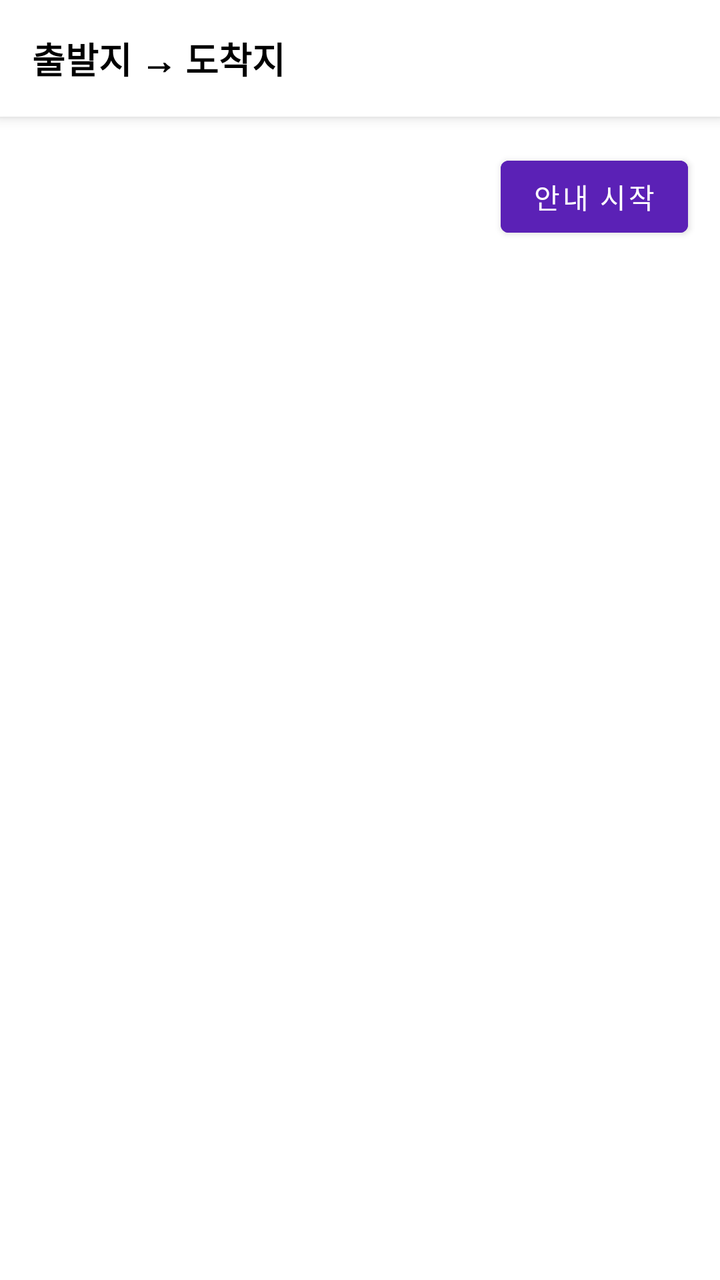
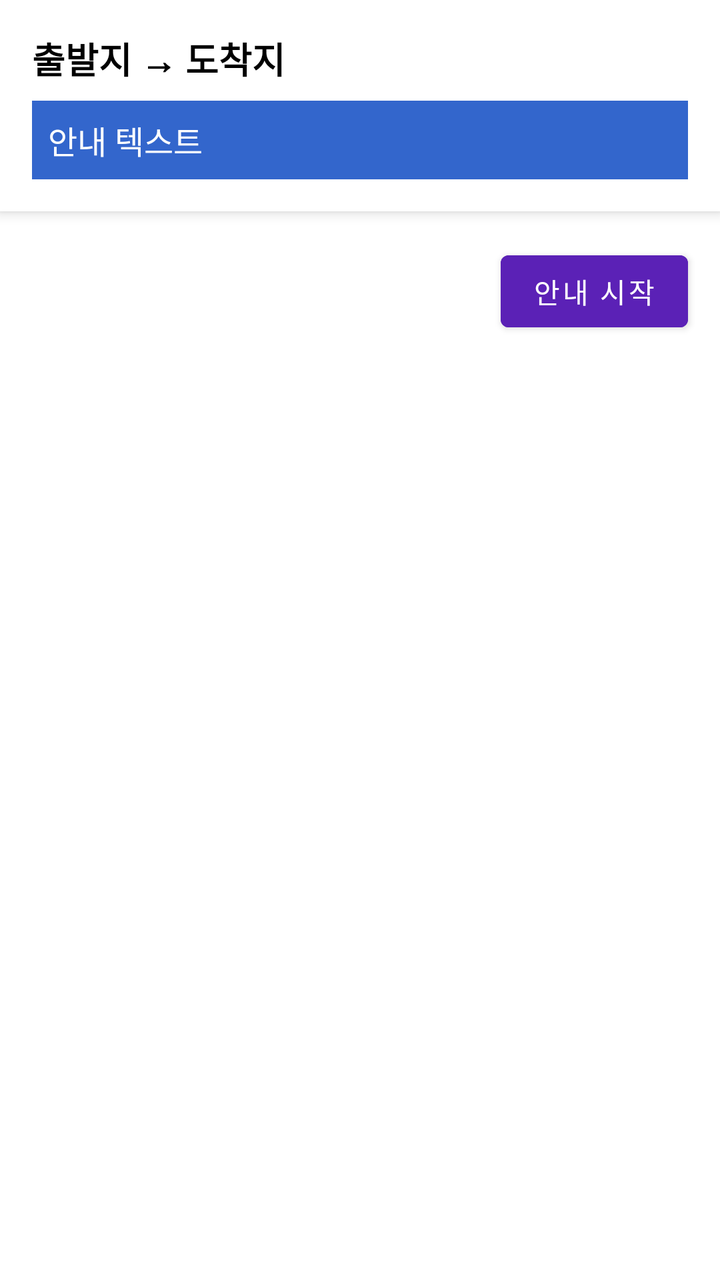

An Android layout rendered at two revisions. The XML below is the earlier revision; the diff shows what the commit changed to produce the second picture.
<!-- AndroidManifest.xml: application theme Theme.TaxiApp -->
<!-- res/layout/activity_navigation.xml -->
<?xml version="1.0" encoding="utf-8"?>
<androidx.constraintlayout.widget.ConstraintLayout
    xmlns:android="http://schemas.android.com/apk/res/android"
    xmlns:app="http://schemas.android.com/apk/res-auto"
    android:layout_width="match_parent"
    android:layout_height="match_parent">

    
    <LinearLayout
        android:id="@+id/info_panel"
        android:layout_width="0dp"
        android:layout_height="wrap_content"
        android:orientation="vertical"
        android:padding="16dp"
        android:background="#FFFFFF"
        android:elevation="4dp"
        app:layout_constraintTop_toTopOf="parent"
        app:layout_constraintStart_toStartOf="parent"
        app:layout_constraintEnd_toEndOf="parent">

        <TextView
            android:id="@+id/map_header_text"
            android:layout_width="wrap_content"
            android:layout_height="wrap_content"
            android:text="출발지 → 도착지"
            android:textSize="18sp"
            android:textStyle="bold"
            android:textColor="#000000" />
    </LinearLayout>

    
    <FrameLayout
        android:id="@+id/map_container"
        android:layout_width="0dp"
        android:layout_height="0dp"
        app:layout_constraintTop_toBottomOf="@id/info_panel"
        app:layout_constraintBottom_toBottomOf="parent"
        app:layout_constraintStart_toStartOf="parent"
        app:layout_constraintEnd_toEndOf="parent" />

    
    <Button
        android:id="@+id/btn_start_navi"
        android:layout_width="wrap_content"
        android:layout_height="wrap_content"
        android:text="안내 시작"
        android:backgroundTint="#5B21B6"
        android:textColor="#FFFFFF"
        android:layout_margin="16dp"
        app:layout_constraintTop_toBottomOf="@id/info_panel"
        app:layout_constraintEnd_toEndOf="parent" />

</androidx.constraintlayout.widget.ConstraintLayout>
<!-- resources referenced by this layout -->
<resources>
  <style name="Theme.TaxiApp" parent="Theme.MaterialComponents.DayNight.NoActionBar">
          
          <item name="colorPrimary">@color/purple_500</item>
          <item name="colorPrimaryVariant">@color/purple_700</item>
          <item name="colorOnPrimary">@color/white</item>
          
          <item name="colorSecondary">@color/teal_200</item>
          <item name="colorSecondaryVariant">@color/teal_700</item>
          <item name="colorOnSecondary">@color/black</item>
          
          <item name="android:statusBarColor">?attr/colorPrimaryVariant</item>
          
      </style>
  <color name="purple_500">#FF6200EE</color>
  <color name="purple_700">#FF3700B3</color>
  <color name="white">#FFFFFFFF</color>
  <color name="teal_200">#FF03DAC5</color>
  <color name="teal_700">#FF018786</color>
  <color name="black">#FF000000</color>
</resources>

<!-- the commit's change to res/layout/activity_navigation.xml (unified diff, before → after) -->
@@ -18,6 +18,7 @@
         app:layout_constraintStart_toStartOf="parent"
         app:layout_constraintEnd_toEndOf="parent">
 
+        
         <TextView
             android:id="@+id/map_header_text"
             android:layout_width="wrap_content"
@@ -26,6 +27,18 @@
             android:textSize="18sp"
             android:textStyle="bold"
             android:textColor="#000000" />
+
+        
+        <TextView
+            android:id="@+id/text_direction_banner"
+            android:layout_width="match_parent"
+            android:layout_height="wrap_content"
+            android:background="#3366cc"
+            android:textColor="#FFFFFF"
+            android:text="안내 텍스트"
+            android:padding="8dp"
+            android:textSize="16sp"
+            android:layout_marginTop="8dp"/>
     </LinearLayout>
 
     
@@ -50,4 +63,17 @@
         app:layout_constraintTop_toBottomOf="@id/info_panel"
         app:layout_constraintEnd_toEndOf="parent" />
 
+    
+    <Button
+        android:id="@+id/btn_stop_navi"
+        android:layout_width="wrap_content"
+        android:layout_height="wrap_content"
+        android:text="안내 종료"
+        android:backgroundTint="#DC2626"
+        android:textColor="#FFFFFF"
+        android:layout_margin="16dp"
+        android:visibility="gone"
+        app:layout_constraintTop_toBottomOf="@id/info_panel"
+        app:layout_constraintEnd_toEndOf="parent" />
+
 </androidx.constraintlayout.widget.ConstraintLayout>
